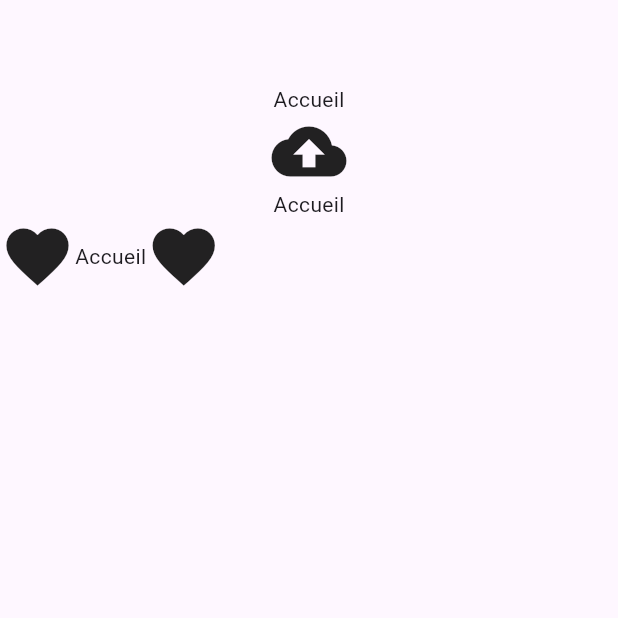
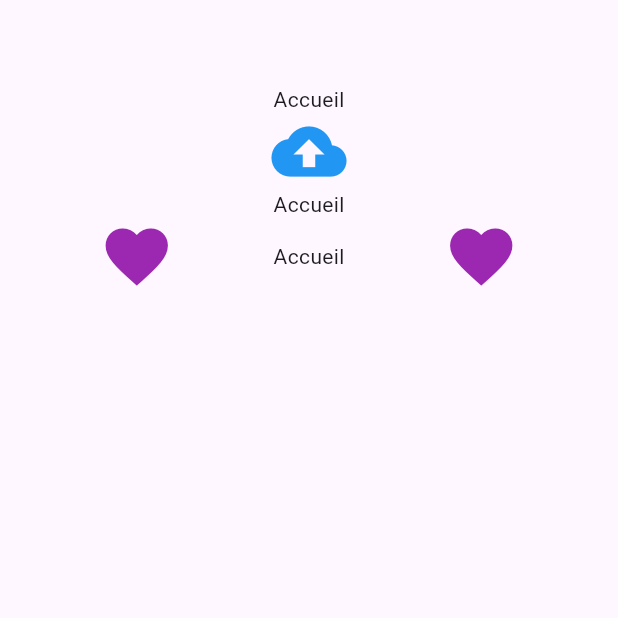
Before and after one commit to OmeletteDeicide/flutter_training_1, a Flutter app: the screen it shows after launch, on a phone screen of 412 x 824 dp, the top half of it. Run offline on Flutter 3.47's test engine with Material 3 defaults, Android fonts, the light colour scheme and no system bars.

```diff
--- a/lib/main.dart
+++ b/lib/main.dart
@@ -30,20 +30,24 @@ class Accueil extends StatelessWidget {
           Text('Accueil'),
           Icon(
             Icons.backup,
+            color: Colors.blue,
             size: 50.0,
             semanticLabel: "Upload to cloud", // Pemet de donner une description à l'icone pour les personnes malvoyantes
           ),
           Text('Accueil'),
           Row(
+            mainAxisAlignment: MainAxisAlignment.spaceEvenly,
             children: [
               Icon(
                 Icons.favorite,
+                color: Colors.purple,
                 size: 50.0,
                 semanticLabel: "Heart icon",
               ),
               Text('Accueil'),
               Icon(
                 Icons.favorite,
+                color: Colors.purple,
                 size: 50.0,
                 semanticLabel: "Heart icon",
               )
```
